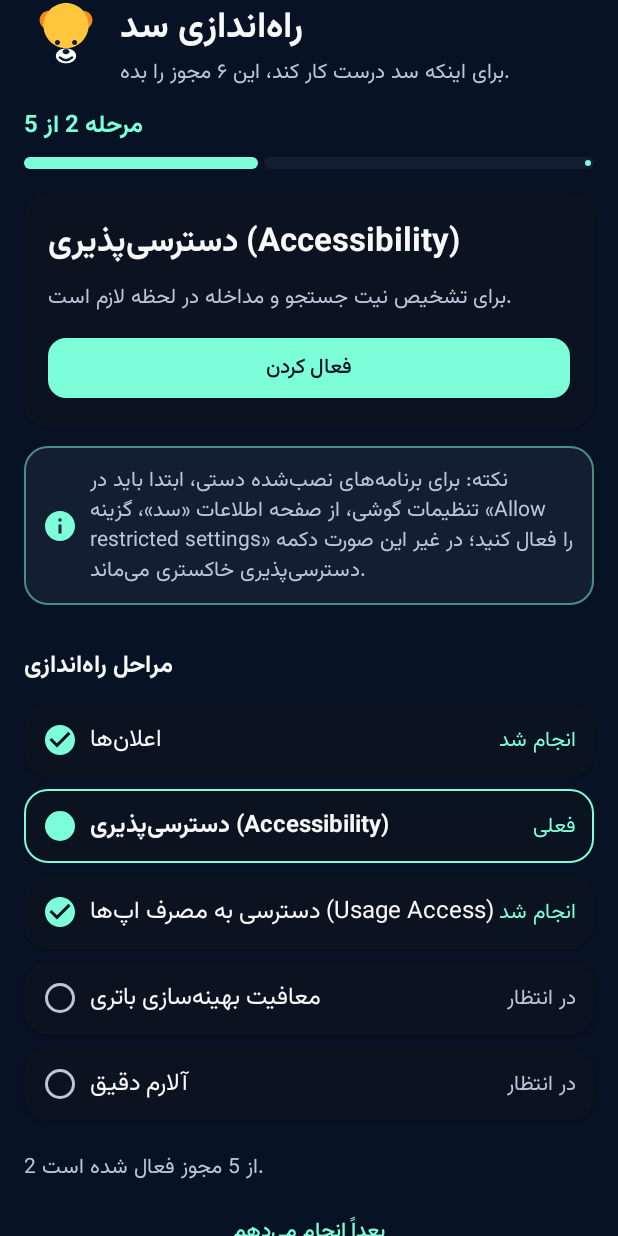
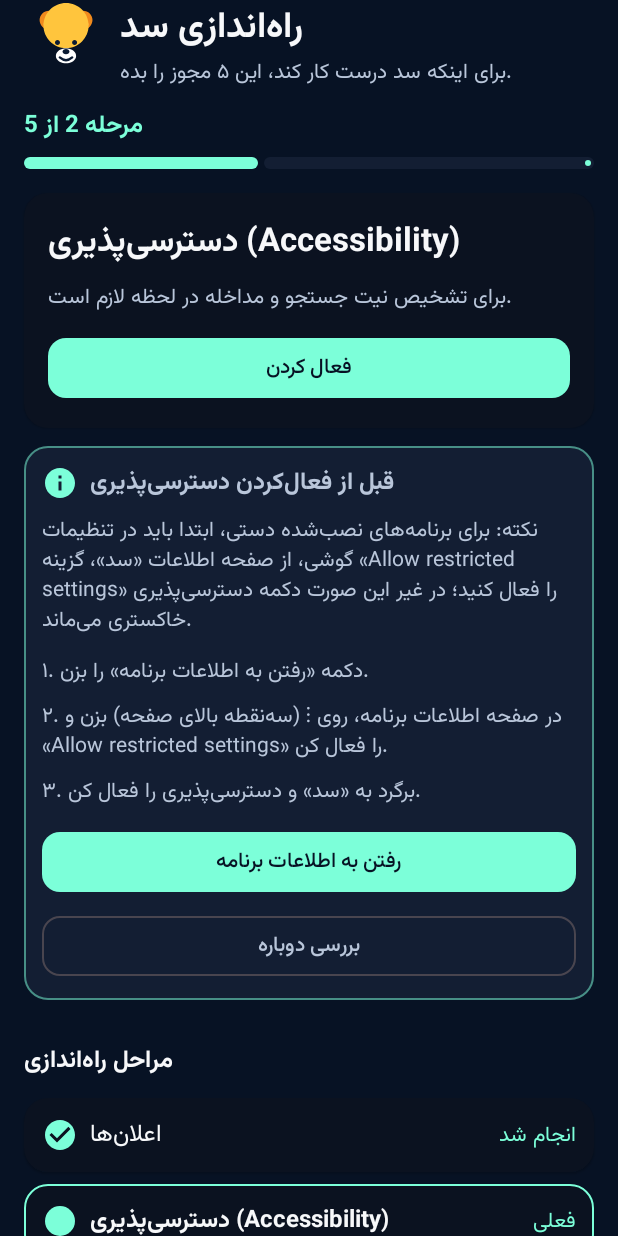
Before and after one commit to rayganiali-creator/blocker-sadd, an Android app built with Jetpack Compose: the screen it shows after launch (MainActivity), on a phone screen of 412 x 824 dp. Run offline under Robolectric (Android 15) with nearby library versions, the phone set to English and light mode, and no system bars; our stand-ins replace Dagger/Hilt's generated code.

Commit message:
No-VPN blocking engine + dashboard rebuild + permission fixes (guided restricted settings, battery manifest permission)

```diff
--- a/app/src/main/java/com/sadd/blocker/ui/screens/OnboardingScreen.kt
+++ b/app/src/main/java/com/sadd/blocker/ui/screens/OnboardingScreen.kt
@@ -42,6 +42,11 @@ import androidx.lifecycle.Lifecycle
 import androidx.lifecycle.LifecycleEventObserver
 import androidx.lifecycle.compose.LocalLifecycleOwner
 import androidx.lifecycle.compose.collectAsStateWithLifecycle
+import android.content.Context
+import android.content.Intent
+import android.net.Uri
+import android.provider.Settings
+import android.widget.Toast
 import com.sadd.blocker.R
 import com.sadd.blocker.ui.OnboardingViewModel
 import com.sadd.blocker.ui.theme.SaddRadius
@@ -50,8 +55,8 @@ import kotlinx.coroutines.launch
 
 /**
  * ویزارد راه‌اندازی اول‌نصب — دقیقاً طبق موکاپ تاییدشده:
- * سربرگ «راه‌اندازی سد» + خرس، نوار پیشرفت «مرحله X از ۶»، کارت مرحله
- * فعلی با توضیح و دکمه بزرگ، فهرست ۶ مرحله با وضعیت، جعبه راهنمای
+ * سربرگ «راه‌اندازی سد» + خرس، نوار پیشرفت «مرحله X از ۵»، کارت مرحله
+ * فعلی با توضیح و دکمه بزرگ، فهرست ۵ مرحله با وضعیت، راهنمای قدم‌به‌قدم
  * restricted settings برای دسترسی‌پذیری، و لینک «بعداً انجام می‌دهم».
  * وضعیت‌ها زنده‌اند (ON_RESUME و بعد از هر نتیجه لانچر تازه می‌شوند)؛
  * وقتی مرحله فعلی انجام شود، ویزارد خودکار به مرحله بعد می‌رود.
@@ -111,7 +116,7 @@ fun OnboardingScreen(
                         fontWeight = FontWeight.Bold,
                     )
                     Text(
-                        "برای اینکه سد درست کار کند، این ۶ مجوز را بده.",
+                        "برای اینکه سد درست کار کند، این ۵ مجوز را بده.",
                         style = MaterialTheme.typography.bodyMedium,
                         color = MaterialTheme.colorScheme.onSurfaceVariant,
                     )
@@ -169,7 +174,10 @@ fun OnboardingScreen(
 
         if (currentStep?.key == "accessibility") {
             item {
-                RestrictedSettingsHint()
+                RestrictedSettingsGuide(
+                    onOpenAppInfo = { openAppInfoPage(context) },
+                    onRecheck = { viewModel.refresh() },
+                )
                 Spacer(Modifier.height(SaddSpacing.Medium))
             }
         }
@@ -277,19 +285,24 @@ fun OnboardingScreen(
 private fun ctaLabel(key: String): String {
     return when (key) {
         "notification" -> "درخواست مجوز"
-        "vpn" -> "تایید VPN"
         else -> "فعال کردن"
     }
 }
 
 /**
- * راهنمای restricted settings — فقط برای مرحله دسترسی‌پذیری.
+ * راهنمای قدم‌به‌قدم restricted settings — فقط برای مرحله دسترسی‌پذیری.
  * اندروید برای برنامه‌های نصب‌شده دستی (نه از فروشگاه) دکمه
  * دسترسی‌پذیری را قفل می‌کند تا وقتی این گزینه فعال نشود؛ هیچ کدی
  * نمی‌تواند دورش بزند، پس راهنما را همان‌جا به کاربر نشان می‌دهیم.
+ * متن نکته قبلی حفظ شده؛ زیر آن سه قدم شماره‌دار، دکمه رفتن به
+ * اطلاعات برنامه و دکمه «بررسی دوباره» اضافه شده است. وضعیت بعد از
+ * بازگشت به صفحه با ON_RESUME هم تازه می‌شود.
  */
 @Composable
-private fun RestrictedSettingsHint() {
+private fun RestrictedSettingsGuide(
+    onOpenAppInfo: () -> Unit,
+    onRecheck: () -> Unit,
+) {
     Card(
         modifier = Modifier.fillMaxWidth(),
         shape = RoundedCornerShape(SaddRadius.Card),
@@ -301,10 +314,8 @@ private fun RestrictedSettingsHint() {
             MaterialTheme.colorScheme.primary.copy(alpha = 0.5f),
         ),
     ) {
-        Row(
-            modifier = Modifier.fillMaxWidth().padding(SaddSpacing.Medium),
-            verticalAlignment = Alignment.CenterVertically,
-        ) {
+        Column(modifier = Modifier.fillMaxWidth().padding(SaddSpacing.Medium)) {
+            Row(verticalAlignment = Alignment.CenterVertically) {
                 Icon(
                     imageVector = Icons.Filled.Info,
                     contentDescription = null,
@@ -312,14 +323,66 @@ private fun RestrictedSettingsHint() {
                 )
                 Spacer(Modifier.size(SaddSpacing.Small))
                 Text(
+                    "قبل از فعال‌کردن دسترسی‌پذیری",
+                    style = MaterialTheme.typography.titleMedium,
+                    fontWeight = FontWeight.Bold,
+                    modifier = Modifier.weight(1f),
+                )
+            }
+            Spacer(Modifier.height(SaddSpacing.Small))
+            Text(
                 "نکته: برای برنامه‌های نصب‌شده دستی، ابتدا باید در تنظیمات گوشی، " +
                     "از صفحه اطلاعات «سد»، گزینه «Allow restricted settings» را فعال کنید؛ " +
                     "در غیر این صورت دکمه دسترسی‌پذیری خاکستری می‌ماند.",
                 style = MaterialTheme.typography.bodyMedium,
                 color = MaterialTheme.colorScheme.onSurfaceVariant,
-                modifier = Modifier.weight(1f),
+            )
+            Spacer(Modifier.height(SaddSpacing.Medium))
+            Text(
+                "۱. دکمه «رفتن به اطلاعات برنامه» را بزن.",
+                style = MaterialTheme.typography.bodyMedium,
+            )
+            Spacer(Modifier.height(SaddSpacing.Small))
+            Text(
+                "۲. در صفحه اطلاعات برنامه، روی ⋮ (سه‌نقطه بالای صفحه) بزن و " +
+                    "«Allow restricted settings» را فعال کن.",
+                style = MaterialTheme.typography.bodyMedium,
+            )
+            Spacer(Modifier.height(SaddSpacing.Small))
+            Text(
+                "۳. برگرد به «سد» و دسترسی‌پذیری را فعال کن.",
+                style = MaterialTheme.typography.bodyMedium,
+            )
+            Spacer(Modifier.height(SaddSpacing.Medium))
+            SaddButton(
+                text = "رفتن به اطلاعات برنامه",
+                onClick = onOpenAppInfo,
+                modifier = Modifier.fillMaxWidth(),
+            )
+            Spacer(Modifier.height(SaddSpacing.Small))
+            SaddButton(
+                text = "بررسی دوباره",
+                onClick = onRecheck,
+                style = SaddButtonStyle.SECONDARY,
+                modifier = Modifier.fillMaxWidth(),
             )
         }
+    }
+}
+
+/** باز کردن صفحه اطلاعات خودِ برنامه (Settings → Apps → سد). */
+private fun openAppInfoPage(context: Context) {
+    val intent = Intent(Settings.ACTION_APPLICATION_DETAILS_SETTINGS).apply {
+        data = Uri.parse("package:${context.packageName}")
+        addFlags(Intent.FLAG_ACTIVITY_NEW_TASK)
+    }
+    val opened = runCatching { context.startActivity(intent) }.isSuccess
+    if (!opened) {
+        Toast.makeText(
+            context,
+            "صفحه اطلاعات برنامه باز نشد؛ از تنظیمات گوشی اقدام کن",
+            Toast.LENGTH_LONG,
+        ).show()
     }
 }
 
```
Lines whose indentation alone changed are shown as unchanged.
